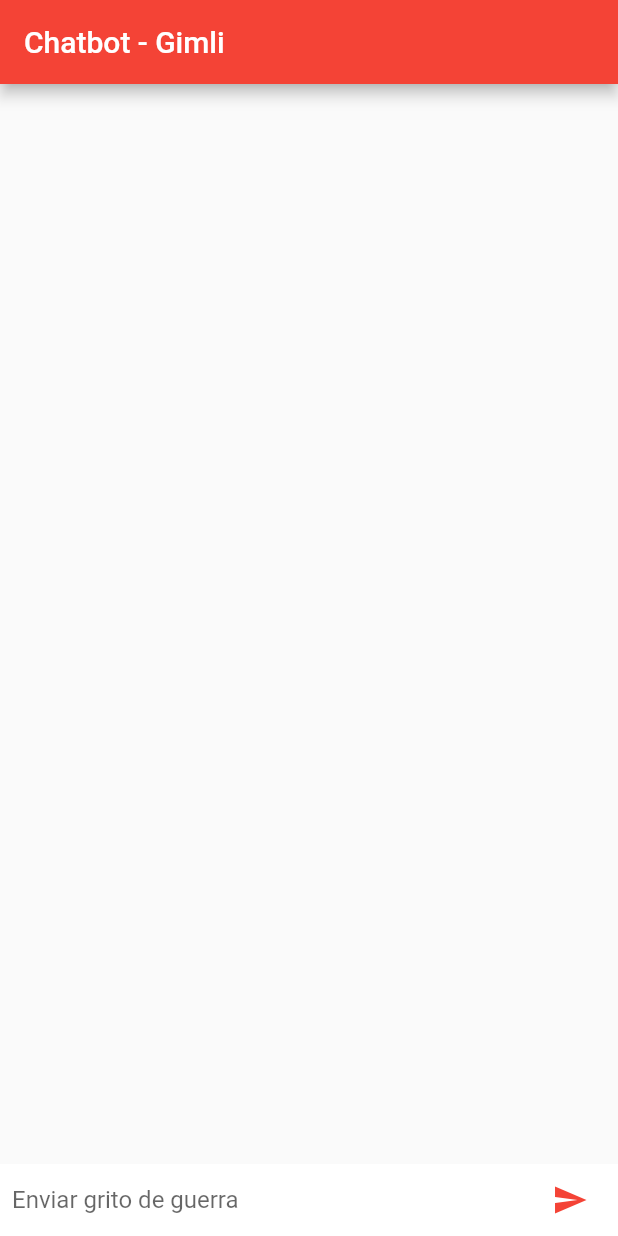
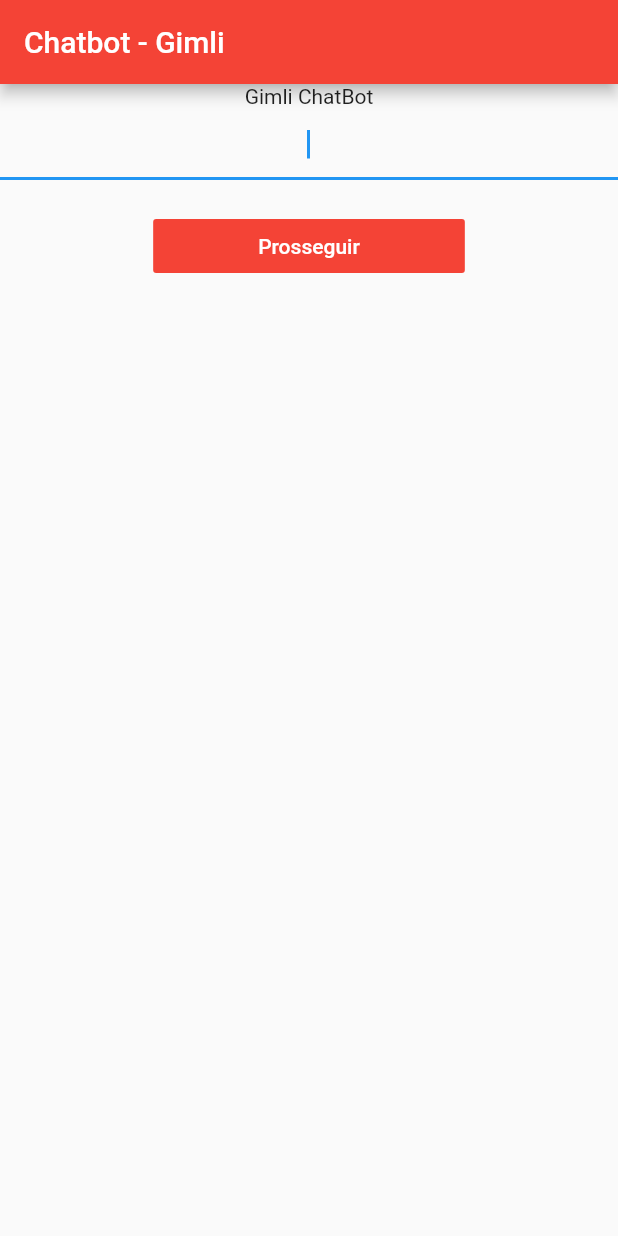
Before and after one commit to iury0393/chatbot-flutter, a Flutter app: the screen it shows after launch, on a phone screen of 412 x 824 dp. Run offline on Flutter 3.47's test engine with Material 2 defaults, Android fonts, the phone set to English and light mode, and no system bars; our stand-ins replace google_fonts; missing offline and left inert: flutter_dialogflow.

Commit message:
Criando a tela de entrada

```diff
--- a/lib/main.dart
+++ b/lib/main.dart
@@ -1,3 +1,4 @@
+import 'package:chatbot/views/home_screen.dart';
 import 'package:flutter/material.dart';
 import 'package:chatbot/views/chat_screen.dart';
 
@@ -14,9 +15,9 @@ class MyApp extends StatelessWidget {
         primarySwatch: Colors.blue,
         visualDensity: VisualDensity.adaptivePlatformDensity,
       ),
-      initialRoute: ChatScreen.id,
+      initialRoute: HomeScreen.id,
       routes: {
-        //HomeScreen.id : (context) => HomeScreen(),
+        HomeScreen.id : (context) => HomeScreen(),
         ChatScreen.id : (context) => ChatScreen(),
       }
     );
--- a/lib/views/home_screen.dart
+++ b/lib/views/home_screen.dart
@@ -0,0 +1,35 @@
+import 'package:flutter/material.dart';
+import 'package:google_fonts/google_fonts.dart';
+
+class HomeScreen extends StatelessWidget {
+  static final id = 'home_screen';
+  @override
+  Widget build(BuildContext context) {
+    return Scaffold(
+      appBar: AppBar(
+        title: Text('Chatbot - Gimli'),
+        backgroundColor: Colors.red,
+      ),
+      body: Column(
+        children: [
+          Text('Gimli ChatBot', style: GoogleFonts.odibeeSans(),),
+          TextField(
+            autofocus: true,
+            textAlign: TextAlign.center,),
+          SizedBox(
+            height: 20.0,
+          ),
+          FlatButton(
+            padding: EdgeInsets.symmetric(horizontal: 70.0),
+            color: Colors.red,
+            textColor: Colors.white,
+            onPressed: () {
+
+            },
+            child: Text('Prosseguir'),
+          ),
+        ],
+      ),
+    );
+  }
+}
--- a/pubspec.yaml
+++ b/pubspec.yaml
@@ -12,6 +12,7 @@ dependencies:
   flutter:
     sdk: flutter
   flutter_dialogflow: ^0.1.3
+  google_fonts: ^1.1.0
 
   cupertino_icons: ^0.1.3
 
```
Also changed, not shown: fonts/OdibeeSans-Regular.ttf (added), pubspec.lock, 6 other files.
